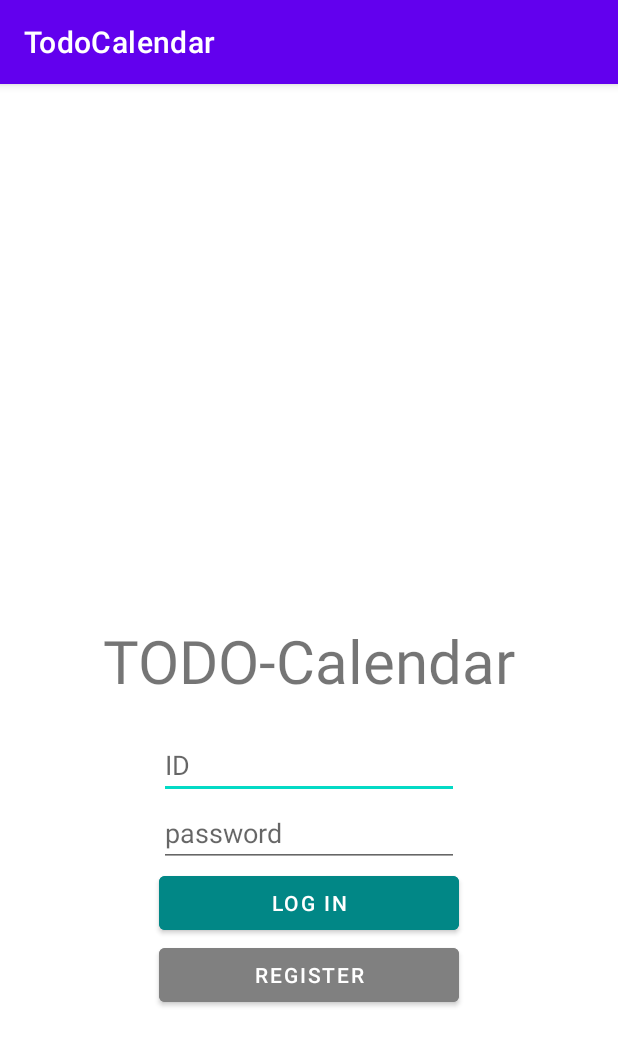
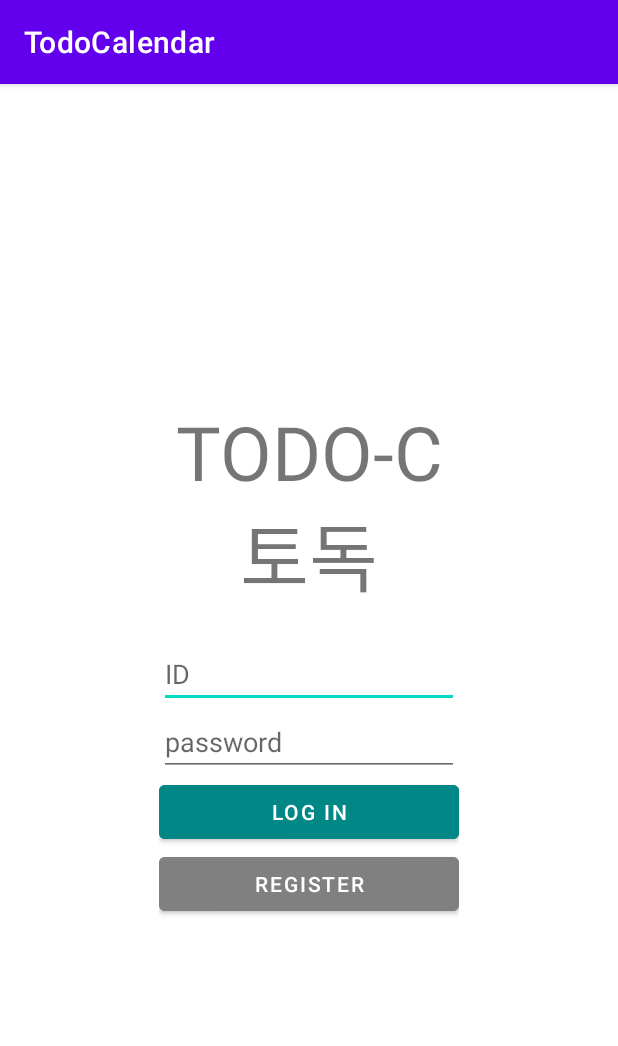
Before and after one commit to Seyoung9304/TodoCalendar, an Android app: the screen it shows after launch (MainActivity), on a phone screen of 412 x 824 dp. Shown: the top 1046 px of the screen. Run offline under Robolectric (Android 15) with nearby library versions, the phone set to English and light mode, and no system bars.

Commit message:
[feat] modify alignment

```diff
--- a/app/src/main/res/layout/activity_main.xml
+++ b/app/src/main/res/layout/activity_main.xml
@@ -6,16 +6,27 @@
     android:layout_height="match_parent"
     tools:context=".MainActivity">
 
+    <androidx.constraintlayout.widget.ConstraintLayout
+        android:layout_width="wrap_content"
+        android:layout_height="wrap_content"
+        app:layout_constraintTop_toTopOf="parent"
+        app:layout_constraintBottom_toBottomOf="parent"
+        app:layout_constraintStart_toStartOf="parent"
+        app:layout_constraintEnd_toEndOf="parent"
+        android:orientation="vertical"
+        >
         <TextView
             android:id="@+id/textView"
             android:layout_width="wrap_content"
             android:layout_height="wrap_content"
-        android:text="TODO-Calendar"
-        android:textSize="40dp"
-        app:layout_constraintBottom_toBottomOf="parent"
+            android:text="TODO-C\n토독"
+            android:gravity="center"
+            android:textSize="50dp"
+            app:layout_constraintBottom_toTopOf="@id/edit_id"
             app:layout_constraintLeft_toLeftOf="parent"
             app:layout_constraintRight_toRightOf="parent"
-        app:layout_constraintTop_toTopOf="parent" />
+            app:layout_constraintTop_toTopOf="parent"
+            />
 
         <EditText
             android:id="@+id/edit_id"
@@ -26,8 +37,8 @@
             android:inputType="textPersonName"
             app:layout_constraintEnd_toEndOf="parent"
             app:layout_constraintStart_toStartOf="parent"
+            app:layout_constraintBottom_toTopOf="@id/edit_pw"
             app:layout_constraintTop_toBottomOf="@id/textView"
-
             />
 
         <EditText
@@ -38,7 +49,8 @@
             android:inputType="textPassword"
             app:layout_constraintEnd_toEndOf="parent"
             app:layout_constraintStart_toStartOf="parent"
-        app:layout_constraintTop_toBottomOf="@id/edit_id" />
+            app:layout_constraintTop_toBottomOf="@id/edit_id"
+            app:layout_constraintBottom_toTopOf="@id/b_login"/>
 
         <Button
             android:id="@+id/b_login"
@@ -48,7 +60,8 @@
             android:text="Log In"
             app:layout_constraintEnd_toEndOf="parent"
             app:layout_constraintStart_toStartOf="parent"
-        app:layout_constraintTop_toBottomOf="@id/edit_pw" />
+            app:layout_constraintTop_toBottomOf="@id/edit_pw"
+            app:layout_constraintBottom_toTopOf="@id/b_register"/>
 
         <Button
             android:id="@+id/b_register"
@@ -58,7 +71,8 @@
             android:text="Register"
             app:layout_constraintEnd_toEndOf="parent"
             app:layout_constraintStart_toStartOf="parent"
-        app:layout_constraintTop_toBottomOf="@id/b_login" />
-
+            app:layout_constraintTop_toBottomOf="@id/b_login"
+            />
+    </androidx.constraintlayout.widget.ConstraintLayout>
 
 </androidx.constraintlayout.widget.ConstraintLayout>
```
Lines whose indentation alone changed are shown as unchanged.
